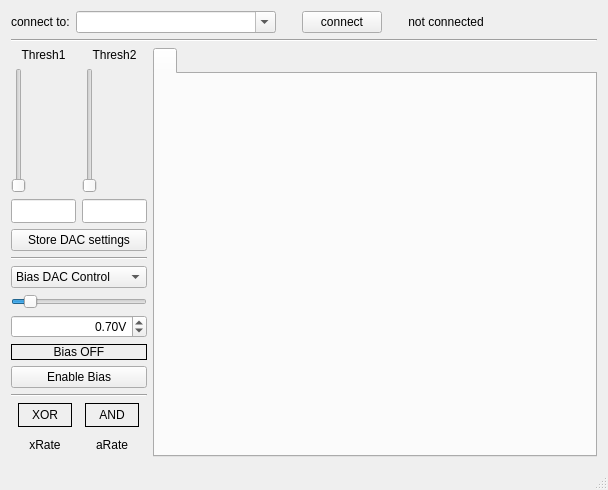
Before: the Qt Designer form source/gui/src/mainwindow.ui in MuonPi/muondetector, drawn with Qt 5.
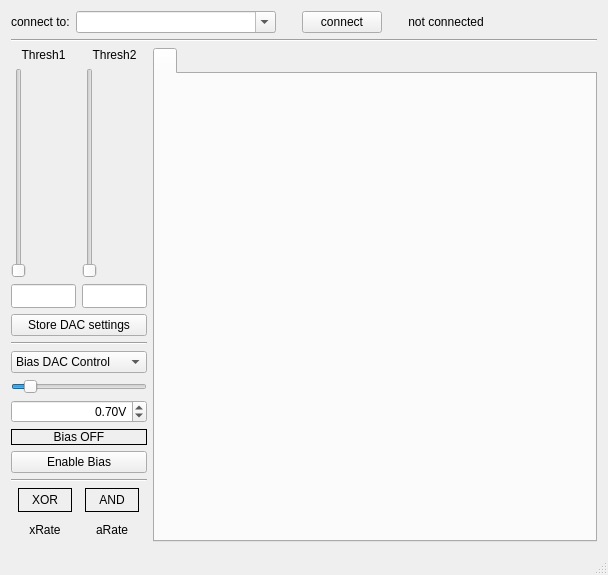
After: the same form once the commit is applied.

```diff
--- a/source/gui/src/mainwindow.ui
+++ b/source/gui/src/mainwindow.ui
@@ -10,7 +10,7 @@
     <x>0</x>
     <y>0</y>
     <width>608</width>
-    <height>490</height>
+    <height>575</height>
    </rect>
   </property>
   <property name="windowTitle">
@@ -469,6 +469,12 @@
     </item>
     <item row="2" column="1">
      <widget class="QTabWidget" name="tabWidget">
+      <property name="sizePolicy">
+       <sizepolicy hsizetype="Expanding" vsizetype="Expanding">
+        <horstretch>0</horstretch>
+        <verstretch>0</verstretch>
+       </sizepolicy>
+      </property>
       <property name="maximumSize">
        <size>
         <width>16777215</width>
```
